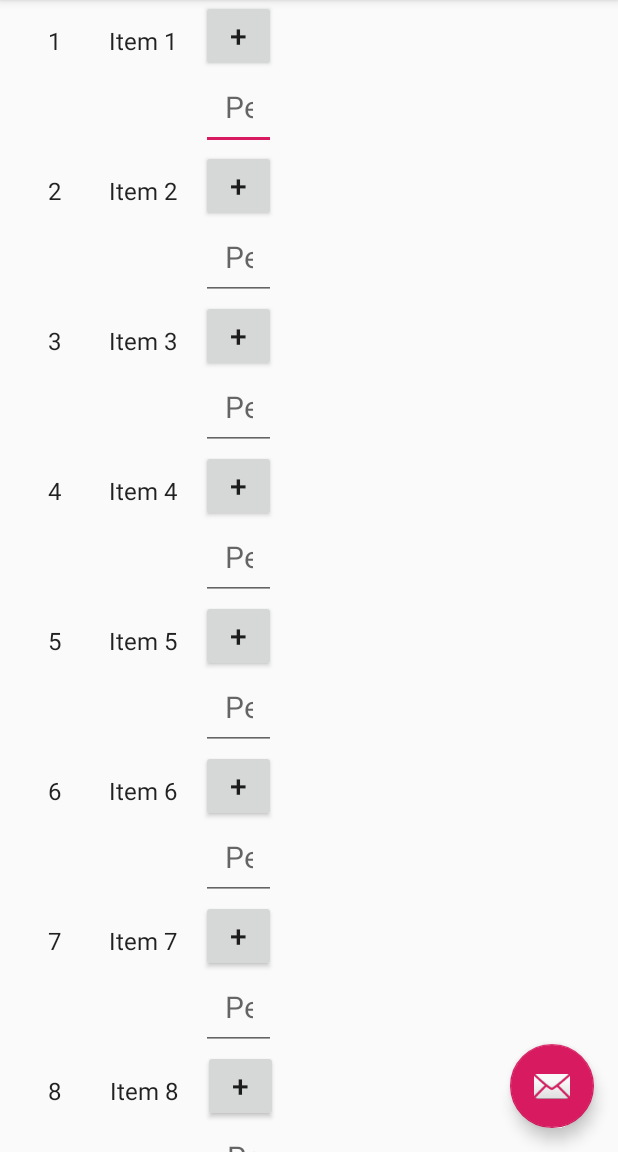
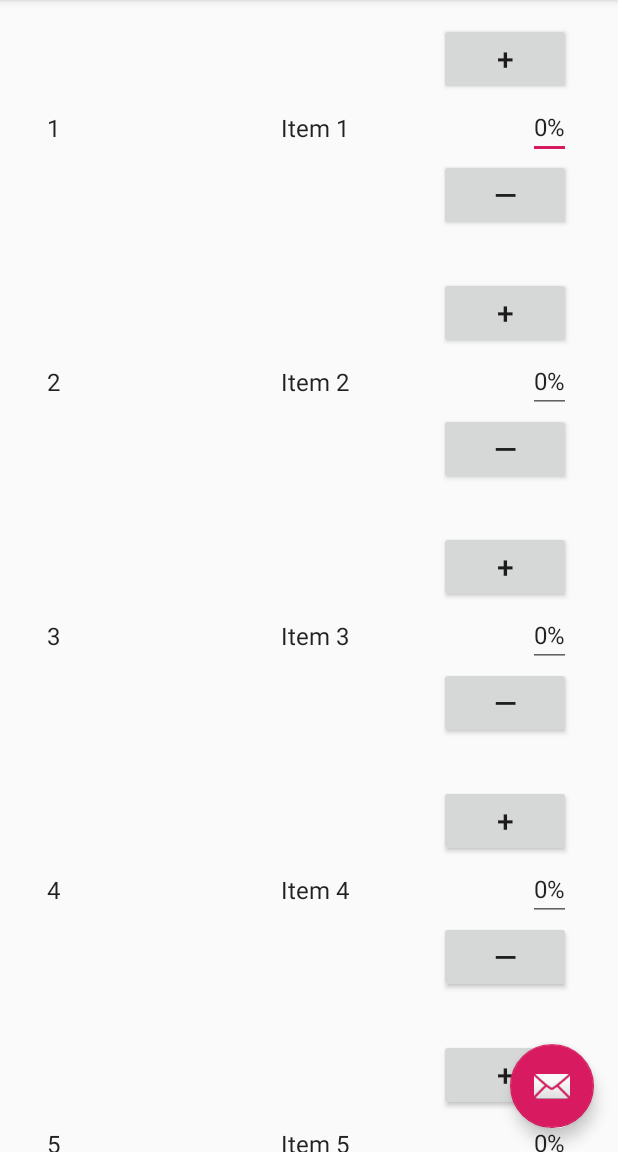
Before and after one commit to 617274/rateraid, an Android app: the screen it shows after launch (ColorListActivity), on a phone screen of 412 x 824 dp, the part 84-1236 px from its top. Run offline under Robolectric (Android 15) with nearby library versions, the phone set to English and light mode, and no system bars.

Commit message:
fix: Align and space color list item content
Sample app color list content layout resource LinearLayout parent view was replaced with a GridLayout for a flatter view hierarchy and to eliminate remeasurement caused by nested weights

See also: e3d57eb

```diff
--- a/sample/src/main/res/layout/color_list_content.xml
+++ b/sample/src/main/res/layout/color_list_content.xml
@@ -1,53 +1,51 @@
 <?xml version="1.0" encoding="utf-8"?>
-<LinearLayout xmlns:android="http://schemas.android.com/apk/res/android"
-    android:layout_width="wrap_content"
-    android:layout_height="100dp"
-    android:orientation="horizontal">
+<GridLayout
+    xmlns:android="http://schemas.android.com/apk/res/android"
+    xmlns:tools="http://schemas.android.com/tools"
+    android:layout_width="match_parent"
+    android:layout_height="wrap_content"
+    android:orientation="horizontal"
+    android:layout_margin="15dp"
+    android:rowCount="3"
+    android:columnCount="3"
+    tools:context=".ColorListActivity">
 
     <TextView
         android:id="@+id/id_text"
-        android:layout_width="wrap_content"
-        android:layout_height="wrap_content"
-        android:layout_margin="@dimen/text_margin"
+        android:layout_row="1"
+        android:layout_column="0"
+        android:layout_gravity="start|center_vertical"
         android:textAppearance="?attr/textAppearanceListItem" />
 
     <TextView
         android:id="@+id/content"
-        android:layout_width="wrap_content"
-        android:layout_height="wrap_content"
-        android:layout_margin="@dimen/text_margin"
+        android:layout_row="1"
+        android:layout_column="2"
+        android:layout_gravity="center"
         android:textAppearance="?attr/textAppearanceListItem" />
 
-    <LinearLayout
-        android:layout_width="50dp"
-        android:layout_height="match_parent"
-        android:orientation="vertical">
-
     <Button
-            android:layout_width="match_parent"
-            android:layout_height="wrap_content"
-            android:padding="5dp"
-            android:gravity="center"
+        android:layout_row="0"
+        android:layout_column="2"
+        android:layout_gravity="end|top"
         android:textSize="20sp"
         android:text="+"/>
 
     <EditText
-            android:layout_width="match_parent"
-            android:layout_height="wrap_content"
-            android:padding="15dp"
-            android:gravity="center"
-            android:textSize="20sp"
+        android:layout_row="1"
+        android:layout_column="2"
+        android:layout_gravity="end|center_vertical"
+        android:text="0%"
         android:inputType="numberDecimal"
-            android:hint="Percentage allocated to this list item"
-            android:autofillHints="percent" />
+        android:hint=""
+        android:autofillHints="percent"
+        android:textAppearance="?attr/textAppearanceListItem"/>
 
     <Button
-            android:layout_width="match_parent"
-            android:layout_height="wrap_content"
-            android:padding="5dp"
-            android:gravity="center"
+        android:layout_row="2"
+        android:layout_column="2"
+        android:layout_gravity="end|bottom"
         android:textSize="20sp"
-            android:text="-"/>
+        android:text="—"/>
 
-    </LinearLayout>
-</LinearLayout>
+</GridLayout>
```
Lines whose indentation alone changed are shown as unchanged.
